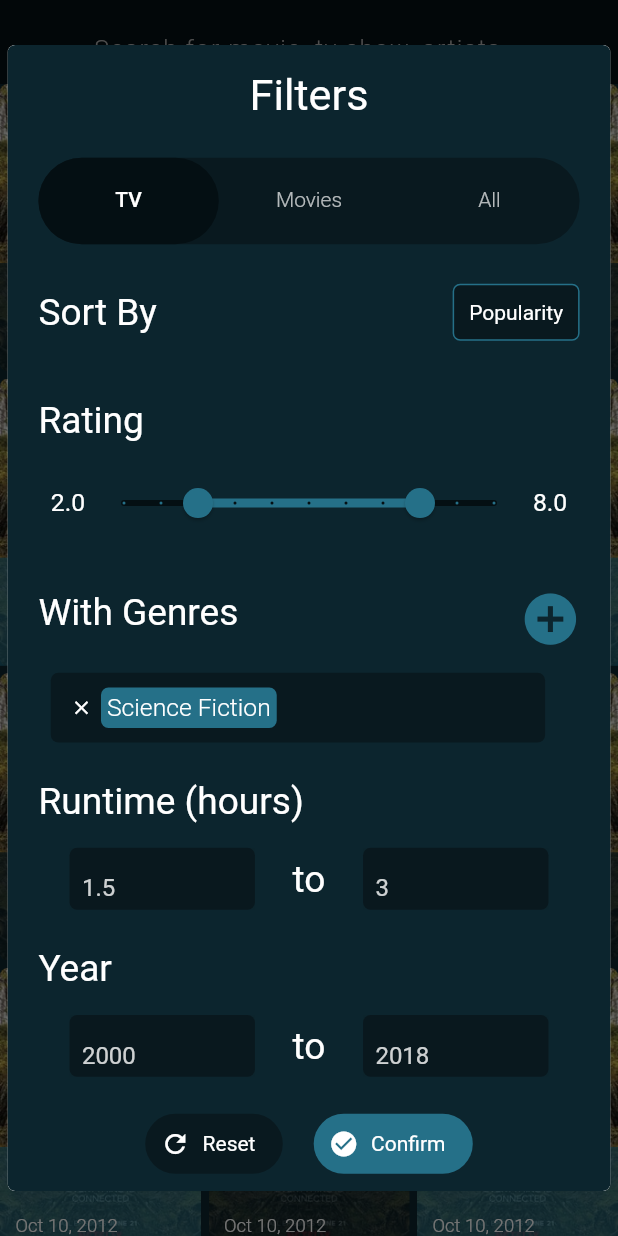
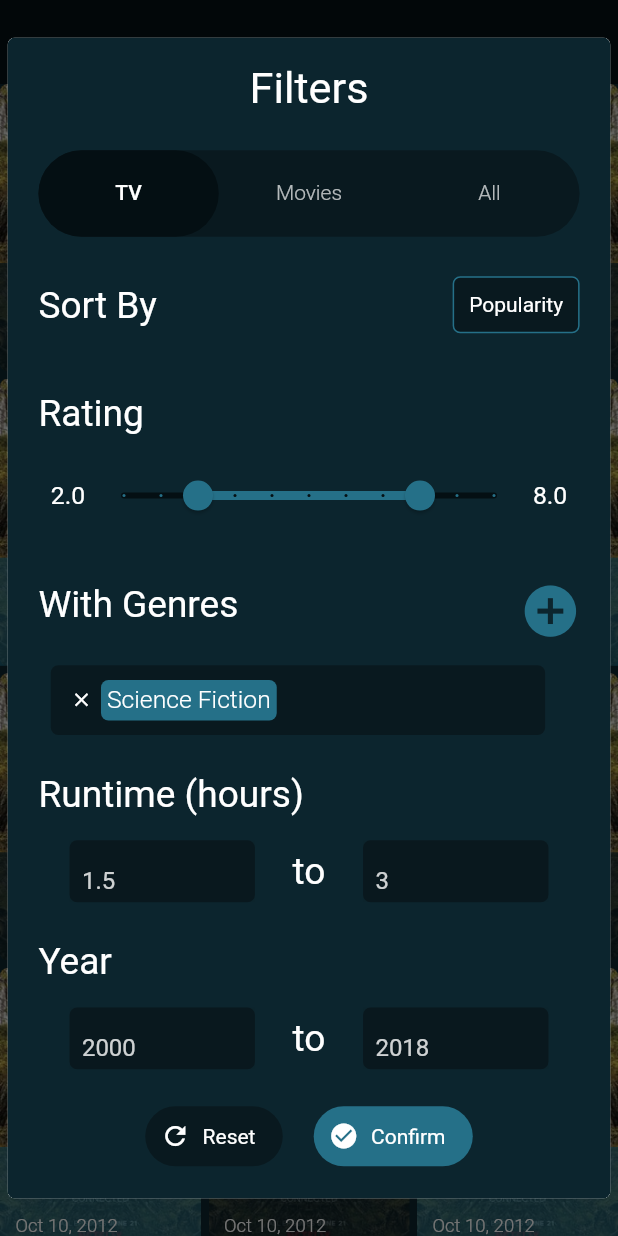
Before and after one commit to flutterStudio/tmdb-flutter, a Flutter app: the SearchScreen screen opened directly, after a tap on the "filter list" icon, on a phone screen of 412 x 824 dp. Run offline on Flutter 3.47's test engine with Material 2 defaults, Android fonts, the phone set to English and light mode, and no system bars; our stand-ins replace flutter_swiper; statements that could not run were skipped.

```diff
--- a/lib/view/screen/search_screen.dart
+++ b/lib/view/screen/search_screen.dart
@@ -111,7 +111,7 @@ class _SearchScreenState extends State<SearchScreen> {
                         onPressed: () => showDialog(
                           builder: (context) => Container(
                               padding: EdgeInsets.symmetric(
-                                  vertical: 30, horizontal: 5),
+                                  vertical: 25, horizontal: 5),
                               child: ClipRRect(
                                   borderRadius: BorderRadius.circular(
                                       Settings.GENERAL_BORDER_RADIUS),
--- a/lib/view/widget/dialog_search_filter.dart
+++ b/lib/view/widget/dialog_search_filter.dart
@@ -1,5 +1,5 @@
 import 'package:TMDB_Mobile/common/settings.dart';
-import 'package:TMDB_Mobile/view/widget/genre.dart';
+import 'package:TMDB_Mobile/view/widget/genre_widget.dart';
 import 'package:flutter/material.dart';
 import 'package:flutter/services.dart';
 import 'package:flutter/widgets.dart';
@@ -373,7 +373,7 @@ class SearchFilterState extends State<SearchFilter>
           ]));
 
   final List<Widget> _genres = [
-    Genre(
+    GenreWidget(
       "Science Fiction",
       leading: IconButton(
           icon: Icon(
--- a/lib/view/widget/genre.dart
+++ b/lib/view/widget/genre_widget.dart
@@ -2,10 +2,10 @@ import 'package:TMDB_Mobile/common/settings.dart';
 import 'package:flutter/material.dart';
 import 'package:flutter/widgets.dart';
 
-class Genre extends StatelessWidget {
+class GenreWidget extends StatelessWidget {
   final String genre;
   final Widget leading;
-  Genre(this.genre, {this.leading});
+  GenreWidget(this.genre, {this.leading});
   @override
   Widget build(BuildContext context) => leading == null
       ? _body(context)
```
